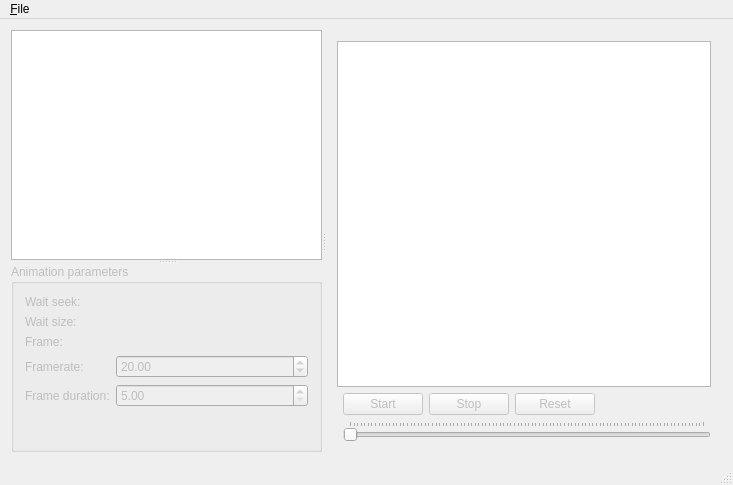
First picture: the form in tools/ResourceViewer/MainWindow.ui, repository ObKo/OpenSR, before the edit.
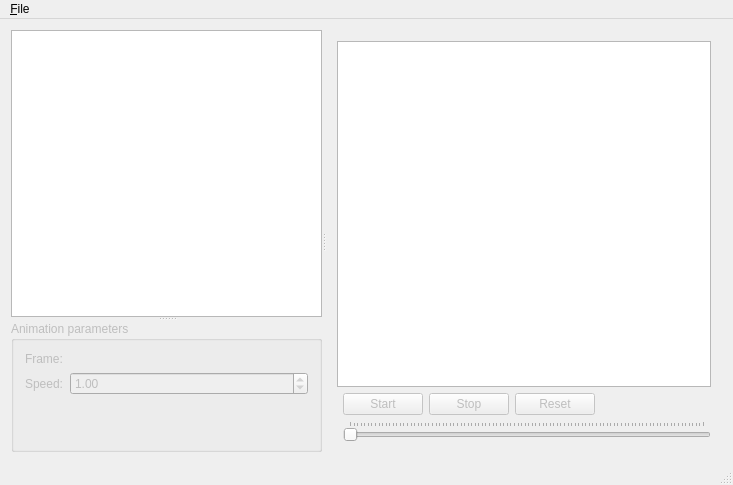
Second picture: the form after the edit.

```diff
--- a/tools/ResourceViewer/MainWindow.ui
+++ b/tools/ResourceViewer/MainWindow.ui
@@ -38,81 +38,39 @@
         </property>
         <layout class="QFormLayout" name="formLayout">
          <item row="0" column="0">
-          <widget class="QLabel" name="label_2">
+          <widget class="QLabel" name="label_5">
            <property name="text">
-            <string>Wait seek:</string>
+            <string>Frame:</string>
            </property>
           </widget>
          </item>
          <item row="0" column="1">
-          <widget class="QLabel" name="seekLabel">
+          <widget class="QLabel" name="frameLabel">
            <property name="text">
             <string/>
            </property>
           </widget>
          </item>
          <item row="1" column="0">
-          <widget class="QLabel" name="label_3">
-           <property name="text">
-            <string>Wait size:</string>
-           </property>
-          </widget>
-         </item>
-         <item row="1" column="1">
-          <widget class="QLabel" name="waitLabel">
-           <property name="text">
-            <string/>
-           </property>
-          </widget>
-         </item>
-         <item row="3" column="0">
-          <widget class="QLabel" name="label">
-           <property name="text">
-            <string>Framerate:</string>
-           </property>
-          </widget>
-         </item>
-         <item row="4" column="0">
           <widget class="QLabel" name="label_4">
            <property name="text">
-            <string>Frame duration:</string>
+            <string>Speed:</string>
            </property>
           </widget>
          </item>
-         <item row="4" column="1">
-          <widget class="QDoubleSpinBox" name="durationSpinBox">
+         <item row="1" column="1">
+          <widget class="QDoubleSpinBox" name="speedSpinBox">
            <property name="minimum">
-            <double>5.000000000000000</double>
+            <double>0.100000000000000</double>
            </property>
            <property name="maximum">
-            <double>1000.000000000000000</double>
+            <double>100.000000000000000</double>
            </property>
-          </widget>
-         </item>
-         <item row="3" column="1">
-          <widget class="QDoubleSpinBox" name="framerateSpinBox">
-           <property name="minimum">
-            <double>1.000000000000000</double>
-           </property>
-           <property name="maximum">
-            <double>200.000000000000000</double>
+           <property name="singleStep">
+            <double>0.100000000000000</double>
            </property>
            <property name="value">
-            <double>20.000000000000000</double>
-           </property>
-          </widget>
-         </item>
-         <item row="2" column="0">
-          <widget class="QLabel" name="label_5">
-           <property name="text">
-            <string>Frame:</string>
-           </property>
-          </widget>
-         </item>
-         <item row="2" column="1">
-          <widget class="QLabel" name="frameLabel">
-           <property name="text">
-            <string/>
+            <double>1.000000000000000</double>
            </property>
           </widget>
          </item>
```
Left out of the diff: 2 changed lines with no effect on the pictures.
